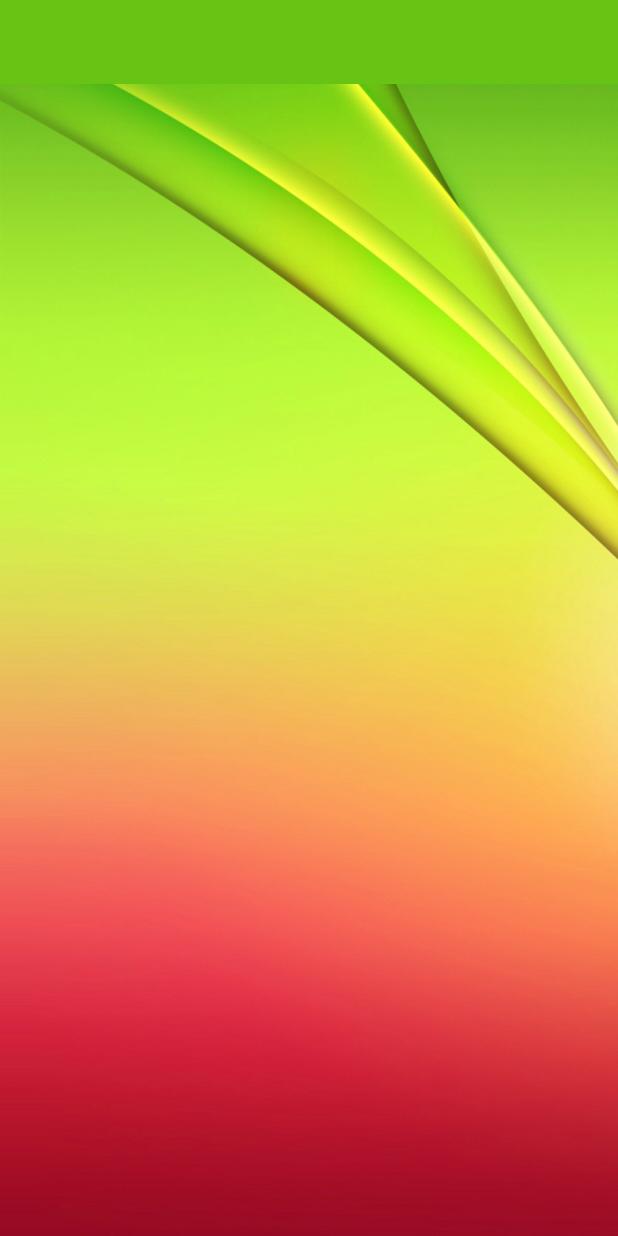
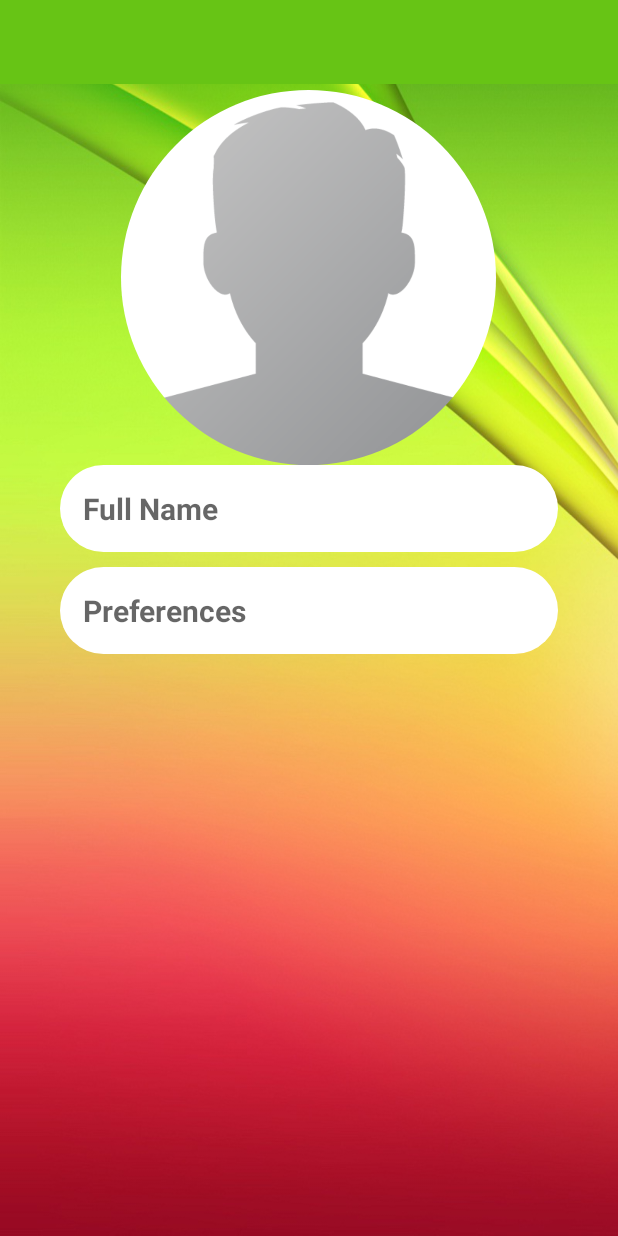
Before and after one commit to lucastai98/Orbital_CS_x, an Android app: the SettingsActivity screen opened directly, with no data from a screen before it, on a phone screen of 412 x 824 dp. Run offline under Robolectric (Android 15) with nearby library versions, the light colour scheme and no system bars; our stand-ins replace CircleImageView.

Commit message:
Revert "changes"
This reverts commit a45e94e4e92a5b2ef339bf32626dcd0533495df2.

```diff
--- a/app/src/main/AndroidManifest.xml
+++ b/app/src/main/AndroidManifest.xml
@@ -14,8 +14,7 @@
         android:roundIcon="@mipmap/ic_launcher_round"
         android:supportsRtl="true"
         android:theme="@style/AppTheme">
-        <activity android:name=".RestaurantListActivity"></activity>
-        <activity android:name=".SettingsActivity" />
+        <activity android:name=".SettingsActivity"></activity>
         <activity android:name=".SetupActivity" />
         <activity android:name=".LoginActivity">
             <intent-filter>
@@ -31,7 +30,7 @@
         <activity
             android:name=".MainActivity"
             android:label="@string/app_name"
-            android:theme="@style/AppTheme.NoActionBar" />
+            android:theme="@style/AppTheme.NoActionBar"></activity>
     </application>
 
 </manifest>
--- a/app/src/main/java/com/example/myapplication/MainActivity.java
+++ b/app/src/main/java/com/example/myapplication/MainActivity.java
@@ -1,7 +1,6 @@
 package com.example.myapplication;
 
 import android.content.Intent;
-import android.graphics.Color;
 import android.os.Bundle;
 
 import com.google.android.material.floatingactionbutton.FloatingActionButton;
@@ -28,7 +27,6 @@ import android.renderscript.Sampler;
 import android.view.View;
 import android.view.Menu;
 import android.view.MenuItem;
-import android.widget.ListView;
 import android.widget.TextView;
 import android.widget.Toast;
 
@@ -178,10 +176,7 @@ public class MainActivity extends AppCompatActivity {
         }
         return super.onOptionsItemSelected(item);
     }
-    private static int save = -1;
-
     private void UserMenuSelector(MenuItem item){
-
         switch (item.getItemId()){
             case R.id.nav_profile:
                 Toast.makeText(this,"Profile",Toast.LENGTH_SHORT).show();
--- a/app/src/main/res/layout/activity_settings.xml
+++ b/app/src/main/res/layout/activity_settings.xml
@@ -25,52 +25,52 @@
         android:layout_alignParentLeft="true"
         android:layout_marginLeft="0dp">
 
-<!--        <RelativeLayout-->
-<!--            android:layout_width="match_parent"-->
-<!--            android:layout_height="match_parent">-->
+        <RelativeLayout
+            android:layout_width="match_parent"
+            android:layout_height="match_parent">
 
-<!--            <de.hdodenhof.circleimageview.CircleImageView-->
-<!--                android:id="@+id/settings_profile_image"-->
-<!--                android:layout_width="250dp"-->
-<!--                android:layout_height="250dp"-->
-<!--                android:layout_alignParentTop="true"-->
-<!--                android:layout_alignParentEnd="true"-->
-<!--                android:layout_alignParentRight="true"-->
-<!--                android:layout_centreHorizontal="true"-->
-<!--                android:layout_marginTop="4dp"-->
-<!--                android:layout_marginEnd="81dp"-->
-<!--                android:layout_marginRight="81dp"-->
-<!--                android:src="@drawable/profile" />-->
+            <de.hdodenhof.circleimageview.CircleImageView
+                android:id="@+id/settings_profile_image"
+                android:layout_width="250dp"
+                android:layout_height="250dp"
+                android:layout_alignParentTop="true"
+                android:layout_alignParentEnd="true"
+                android:layout_alignParentRight="true"
+                android:layout_centreHorizontal="true"
+                android:layout_marginTop="4dp"
+                android:layout_marginEnd="81dp"
+                android:layout_marginRight="81dp"
+                android:src="@drawable/profile" />
 
-<!--            <EditText-->
-<!--            android:id="@+id/settings_status"-->
-<!--            android:layout_width="match_parent"-->
-<!--            android:layout_height="wrap_content"-->
-<!--            android:layout_below="@+id/settings_profile_image"-->
-<!--            android:layout_marginLeft="40dp"-->
-<!--            android:layout_marginRight="40dp"-->
-<!--            android:background="@drawable/inputs"-->
-<!--            android:hint="Full Name"-->
-<!--            android:padding="15dp"-->
-<!--            android:textColor="@android:color/background_dark"-->
-<!--            android:textSize="20dp"-->
-<!--            android:textStyle = "bold"/>-->
-<!--        <EditText-->
-<!--            android:id="@+id/settings_username"-->
-<!--            android:layout_width="match_parent"-->
-<!--            android:layout_height="wrap_content"-->
-<!--            android:layout_below="@+id/settings_status"-->
-<!--            android:layout_marginTop="10dp"-->
-<!--            android:layout_marginLeft="40dp"-->
-<!--            android:layout_marginRight="40dp"-->
-<!--            android:background="@drawable/inputs"-->
-<!--            android:hint="Preferences"-->
-<!--            android:padding="15dp"-->
-<!--            android:textColor="@android:color/background_dark"-->
-<!--            android:textSize="20dp"-->
-<!--            android:textStyle = "bold"/>-->
+            <EditText
+            android:id="@+id/settings_status"
+            android:layout_width="match_parent"
+            android:layout_height="wrap_content"
+            android:layout_below="@+id/settings_profile_image"
+            android:layout_marginLeft="40dp"
+            android:layout_marginRight="40dp"
+            android:background="@drawable/inputs"
+            android:hint="Full Name"
+            android:padding="15dp"
+            android:textColor="@android:color/background_dark"
+            android:textSize="20dp"
+            android:textStyle = "bold"/>
+        <EditText
+            android:id="@+id/settings_username"
+            android:layout_width="match_parent"
+            android:layout_height="wrap_content"
+            android:layout_below="@+id/settings_status"
+            android:layout_marginTop="10dp"
+            android:layout_marginLeft="40dp"
+            android:layout_marginRight="40dp"
+            android:background="@drawable/inputs"
+            android:hint="Preferences"
+            android:padding="15dp"
+            android:textColor="@android:color/background_dark"
+            android:textSize="20dp"
+            android:textStyle = "bold"/>
 
-<!--        </RelativeLayout>-->
+        </RelativeLayout>
 
     </ScrollView>
 
--- a/app/src/main/res/values/colors.xml
+++ b/app/src/main/res/values/colors.xml
@@ -3,5 +3,4 @@
     <color name="colorPrimary">#ed4c54</color>
     <color name="colorPrimaryDark">#67c415</color>
     <color name="colorAccent">#E9EBEE</color>
-    <color name="colorThis">#fff6ef</color>
 </resources>
```
Also changed, not shown: app/src/main/java/com/example/myapplication/RestaurantListActivity.java (deleted, +0 -15 lines), app/src/main/res/layout/activity_restaurant_list.xml (deleted, +0 -9 lines), app/src/main/res/menu/navigation_menu.xml (+2 -14 lines), app/src/main/res/drawable-v24/fff6ef.png (deleted).
